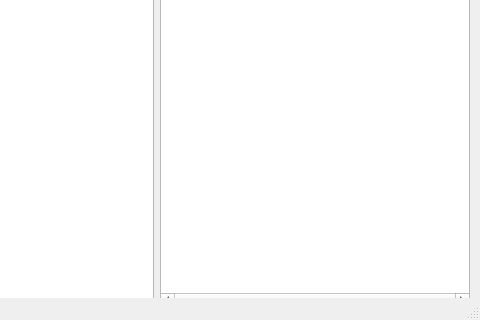
Old version of the form iasAlarmGui/alarm_gui.ui in the repository IntegratedAlarmSystem-Group/ias; both pictures show x 320 to 800 and y 280 to 600 of the 800 by 600 pixel window.
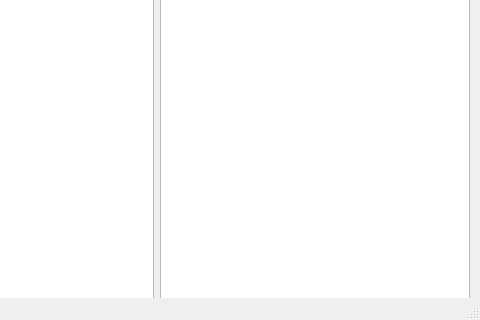
New version of the form. Icons and pictures are not drawn.

Commit message: Replaces the list widget of the details with a text widget

```diff
--- a/iasAlarmGui/alarm_gui.ui
+++ b/iasAlarmGui/alarm_gui.ui
@@ -73,22 +73,10 @@
         </widget>
        </item>
        <item>
-        <widget class="QListWidget" name="alarmDetailsList">
-         <property name="horizontalScrollBarPolicy">
-          <enum>Qt::ScrollBarAlwaysOn</enum>
-         </property>
-         <property name="editTriggers">
-          <set>QAbstractItemView::NoEditTriggers</set>
-         </property>
-         <property name="selectionMode">
-          <enum>QAbstractItemView::NoSelection</enum>
-         </property>
-         <property name="wordWrap">
+        <widget class="QTextEdit" name="alarmDetailsTE">
+         <property name="readOnly">
           <bool>true</bool>
          </property>
-         <property name="itemAlignment">
-          <set>Qt::AlignHCenter|Qt::AlignLeading|Qt::AlignLeft</set>
-         </property>
         </widget>
        </item>
       </layout>
```
The commit also changes 3 other files.
